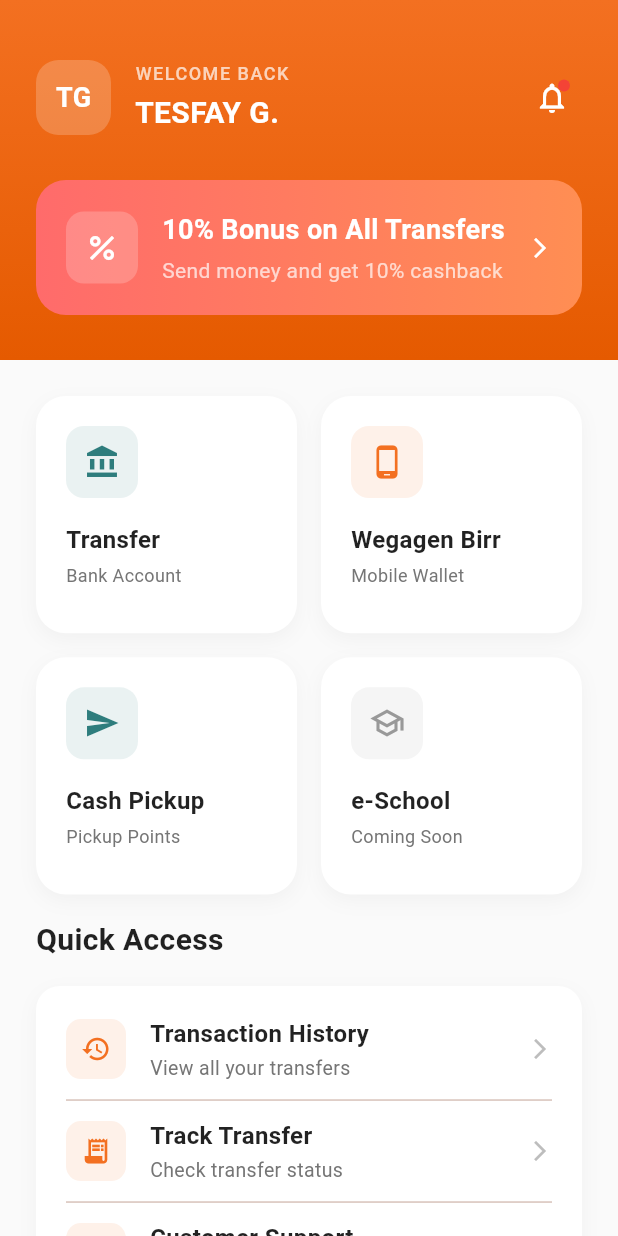
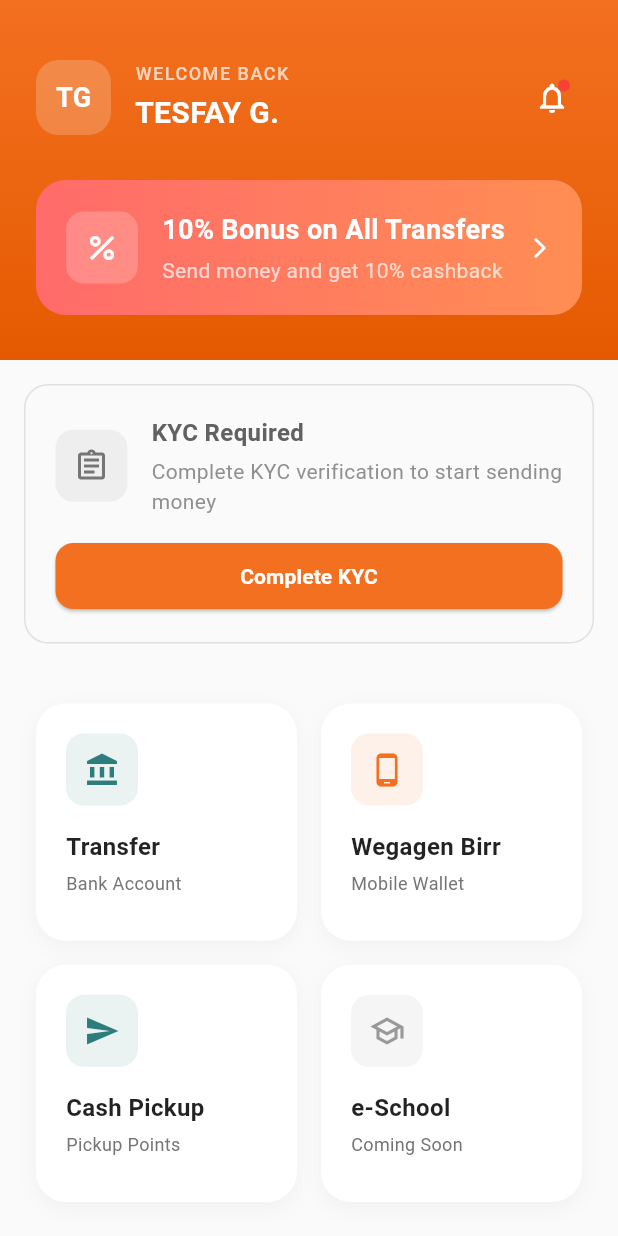
Before and after one commit to tadiosgb1/wegagen_remit_pay, a Flutter app: the HomeScreen screen opened directly, on a phone screen of 412 x 824 dp. Run offline on Flutter 3.47's test engine with Material 3 defaults, Android fonts, the phone set to English and light mode, and no system bars; our stand-ins replace camera, country_picker, image_picker, permission_handler, shared_preferences, smooth_page_indicator; accounts and stored records are empty; network calls fail.

Commit message:
updates in kyc verification requrments

```diff
--- a/Mobile App/wegagen_remit/lib/screens/home/home_screen.dart
+++ b/Mobile App/wegagen_remit/lib/screens/home/home_screen.dart
@@ -3,6 +3,9 @@ import 'package:provider/provider.dart';
 import '../../providers/auth_provider.dart';
 import '../../providers/exchange_rate_provider.dart';
 import '../../widgets/activity_tracker.dart';
+import '../../widgets/kyc_status_widget.dart';
+import '../../services/kyc_service.dart';
+import '../../models/kyc_data.dart';
 import '../transfer/transfer_type_screen.dart';
 import '../auth/login_screen.dart';
 import '../transactions/transactions_screen.dart';
@@ -18,6 +21,10 @@ class HomeScreen extends StatefulWidget {
 }
 
 class _HomeScreenState extends State<HomeScreen> {
+  final KycService _kycService = KycService();
+  KycStatus _kycStatus = KycStatus.notStarted;
+  bool _isLoadingKyc = true;
+
   @override
   void initState() {
     super.initState();
@@ -26,7 +33,32 @@ class _HomeScreenState extends State<HomeScreen> {
         context,
         listen: false,
       ).loadExchangeRates();
+      _loadKycStatus();
     });
+  }
+
+  Future<void> _loadKycStatus() async {
+    try {
+      final status = await _kycService.getKycStatus();
+      if (mounted) {
+        setState(() {
+          _kycStatus = status;
+          _isLoadingKyc = false;
+        });
+      }
+    } catch (e) {
+      if (mounted) {
+        setState(() {
+          _kycStatus = KycStatus.notStarted;
+          _isLoadingKyc = false;
+        });
+      }
+    }
+  }
+
+  void _onKycStatusChanged() {
+    // Reload KYC status when user returns from KYC screen
+    _loadKycStatus();
   }
 
   @override
@@ -254,6 +286,13 @@ class _HomeScreenState extends State<HomeScreen> {
                   ],
                 ),
               ),
+
+              // KYC Status Section
+              if (!_isLoadingKyc && _kycStatus != KycStatus.approved)
+                KycStatusWidget(
+                  status: _kycStatus,
+                  onKycComplete: _onKycStatusChanged,
+                ),
 
               // Services Section
               Padding(
--- /dev/null
+++ b/Mobile App/wegagen_remit/lib/widgets/kyc_status_widget.dart
@@ -0,0 +1,226 @@
+import 'package:flutter/material.dart';
+import '../models/kyc_data.dart';
+import '../screens/auth/kyc_screen.dart';
+
+class KycStatusWidget extends StatelessWidget {
+  final KycStatus status;
+  final VoidCallback? onKycComplete;
+
+  const KycStatusWidget({
+    super.key,
+    required this.status,
+    this.onKycComplete,
+  });
+
+  @override
+  Widget build(BuildContext context) {
+    return Container(
+      margin: const EdgeInsets.all(16),
+      padding: const EdgeInsets.all(20),
+      decoration: BoxDecoration(
+        color: _getBackgroundColor(),
+        borderRadius: BorderRadius.circular(16),
+        border: Border.all(color: _getBorderColor()),
+      ),
+      child: Column(
+        children: [
+          Row(
+            children: [
+              Container(
+                padding: const EdgeInsets.all(12),
+                decoration: BoxDecoration(
+                  color: _getIconBackgroundColor(),
+                  borderRadius: BorderRadius.circular(12),
+                ),
+                child: Icon(
+                  _getStatusIcon(),
+                  color: _getIconColor(),
+                  size: 24,
+                ),
+              ),
+              const SizedBox(width: 16),
+              Expanded(
+                child: Column(
+                  crossAxisAlignment: CrossAxisAlignment.start,
+                  children: [
+                    Text(
+                      _getStatusTitle(),
+                      style: TextStyle(
+                        fontSize: 16,
+                        fontWeight: FontWeight.bold,
+                        color: _getTextColor(),
+                      ),
+                    ),
+                    const SizedBox(height: 4),
+                    Text(
+                      _getStatusDescription(),
+                      style: TextStyle(
+                        fontSize: 14,
+                        color: _getTextColor().withValues(alpha: 0.7),
+                      ),
+                    ),
+                  ],
+                ),
+              ),
+            ],
+          ),
+          if (status == KycStatus.notStarted || status == KycStatus.rejected) ...[
+            const SizedBox(height: 16),
+            SizedBox(
+              width: double.infinity,
+              child: ElevatedButton(
+                onPressed: () => _navigateToKyc(context),
+                style: ElevatedButton.styleFrom(
+                  backgroundColor: const Color(0xFFF37021),
+                  foregroundColor: Colors.white,
+                  padding: const EdgeInsets.symmetric(vertical: 12),
+                  shape: RoundedRectangleBorder(
+                    borderRadius: BorderRadius.circular(12),
+                  ),
+                ),
+                child: Text(
+                  status == KycStatus.rejected ? 'Resubmit KYC' : 'Complete KYC',
+                  style: const TextStyle(
+                    fontSize: 14,
+                    fontWeight: FontWeight.w600,
+                  ),
+                ),
+              ),
+            ),
+          ],
+        ],
+      ),
+    );
+  }
+
+  Color _getBackgroundColor() {
+    switch (status) {
+      case KycStatus.approved:
+        return Colors.green.shade50;
+      case KycStatus.rejected:
+        return Colors.red.shade50;
+      case KycStatus.underReview:
+        return Colors.orange.shade50;
+      case KycStatus.inProgress:
+        return Colors.blue.shade50;
+      case KycStatus.notStarted:
+        return Colors.grey.shade50;
+    }
+  }
+
+  Color _getBorderColor() {
+    switch (status) {
+      case KycStatus.approved:
+        return Colors.green.shade200;
+      case KycStatus.rejected:
+        return Colors.red.shade200;
+      case KycStatus.underReview:
+        return Colors.orange.shade200;
+      case KycStatus.inProgress:
+        return Colors.blue.shade200;
+      case KycStatus.notStarted:
+        return Colors.grey.shade300;
+    }
+  }
+
+  Color _getIconBackgroundColor() {
+    switch (status) {
+      case KycStatus.approved:
+        return Colors.green.shade100;
+      case KycStatus.rejected:
+        return Colors.red.shade100;
+      case KycStatus.underReview:
+        return Colors.orange.shade100;
+      case KycStatus.inProgress:
+        return Colors.blue.shade100;
+      case KycStatus.notStarted:
+        return Colors.grey.shade200;
+    }
+  }
+
+  Color _getIconColor() {
+    switch (status) {
+      case KycStatus.approved:
+        return Colors.green.shade700;
+      case KycStatus.rejected:
+        return Colors.red.shade700;
+      case KycStatus.underReview:
+        return Colors.orange.shade700;
+      case KycStatus.inProgress:
+        return Colors.blue.shade700;
+      case KycStatus.notStarted:
+        return Colors.grey.shade600;
+    }
+  }
+
+  Color _getTextColor() {
+    switch (status) {
+      case KycStatus.approved:
+        return Colors.green.shade800;
+      case KycStatus.rejected:
+        return Colors.red.shade800;
+      case KycStatus.underReview:
+        return Colors.orange.shade800;
+      case KycStatus.inProgress:
+        return Colors.blue.shade800;
+      case KycStatus.notStarted:
+        return Colors.grey.shade700;
+    }
+  }
+
+  IconData _getStatusIcon() {
+    switch (status) {
+      case KycStatus.approved:
+        return Icons.verified_user;
+      case KycStatus.rejected:
+        return Icons.error_outline;
+      case KycStatus.underReview:
+        return Icons.hourglass_empty;
+      case KycStatus.inProgress:
+        return Icons.pending;
+      case KycStatus.notStarted:
+        return Icons.assignment_outlined;
+    }
+  }
+
+  String _getStatusTitle() {
+    switch (status) {
+      case KycStatus.approved:
+        return 'KYC Verified';
+      case KycStatus.rejected:
+        return 'KYC Rejected';
+      case KycStatus.underReview:
+        return 'KYC Under Review';
+      case KycStatus.inProgress:
+        return 'KYC In Progress';
+      case KycStatus.notStarted:
+        return 'KYC Required';
+    }
+  }
+
+  String _getStatusDescription() {
+    switch (status) {
+      case KycStatus.approved:
+        return 'Your identity has been verified successfully';
+      case KycStatus.rejected:
+        return 'Your KYC was rejected. Please resubmit with correct documents';
+      case KycStatus.underReview:
+        return 'We are reviewing your documents. This may take 24-48 hours';
+      case KycStatus.inProgress:
+        return 'Please complete your KYC verification process';
+      case KycStatus.notStarted:
+        return 'Complete KYC verification to start sending money';
+    }
+  }
+
+  void _navigateToKyc(BuildContext context) {
+    Navigator.of(context).push(
+      MaterialPageRoute(
+        builder: (context) => const KycScreen(),
+      ),
+    ).then((_) {
+      // Call callback when returning from KYC screen
+      onKycComplete?.call();
+    });
+  }
+}
```
Also changed, not shown: Mobile App/wegagen_remit/lib/screens/kyc_requirement_screen.dart (added, +284 -0 lines), Mobile App/wegagen_remit/lib/screens/transfer/amount_entry_screen.dart (+67 -1 lines), Mobile App/wegagen_remit/lib/screens/transfer/transfer_type_screen.dart (+7 -38 lines).
